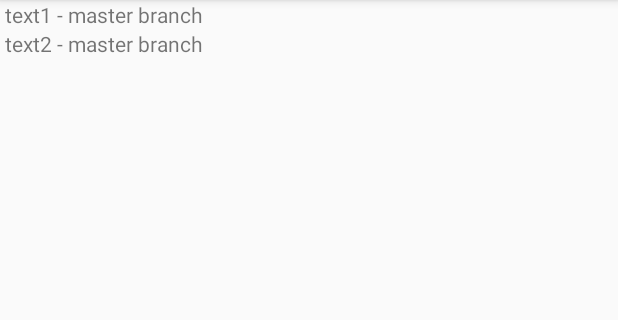
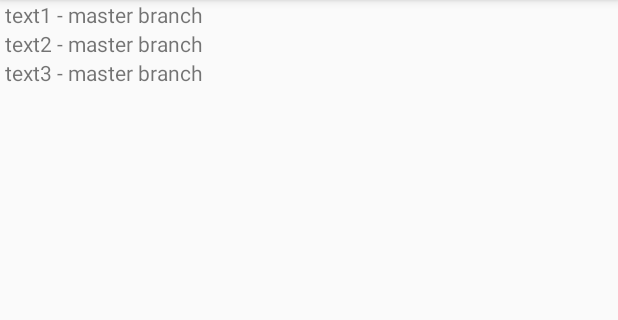
Before and after one commit to VolodymyrMitso/Just_Test_2, an Android app: the screen it shows after launch (MainActivity), on a phone screen of 412 x 824 dp, the part 84-404 px from its top. Run offline under Robolectric (Android 15) with nearby library versions, the phone set to English and light mode, and no system bars.

Commit message:
TextView3 - master - another PC

```diff
--- a/app/src/main/res/layout/main.xml
+++ b/app/src/main/res/layout/main.xml
@@ -18,4 +18,9 @@
         android:layout_height="wrap_content"
         android:text=" text2 - master branch"/>
 
+    <TextView
+        android:layout_width="wrap_content"
+        android:layout_height="wrap_content"
+        android:text=" text3 - master branch"/>
+
 </LinearLayout>
```
